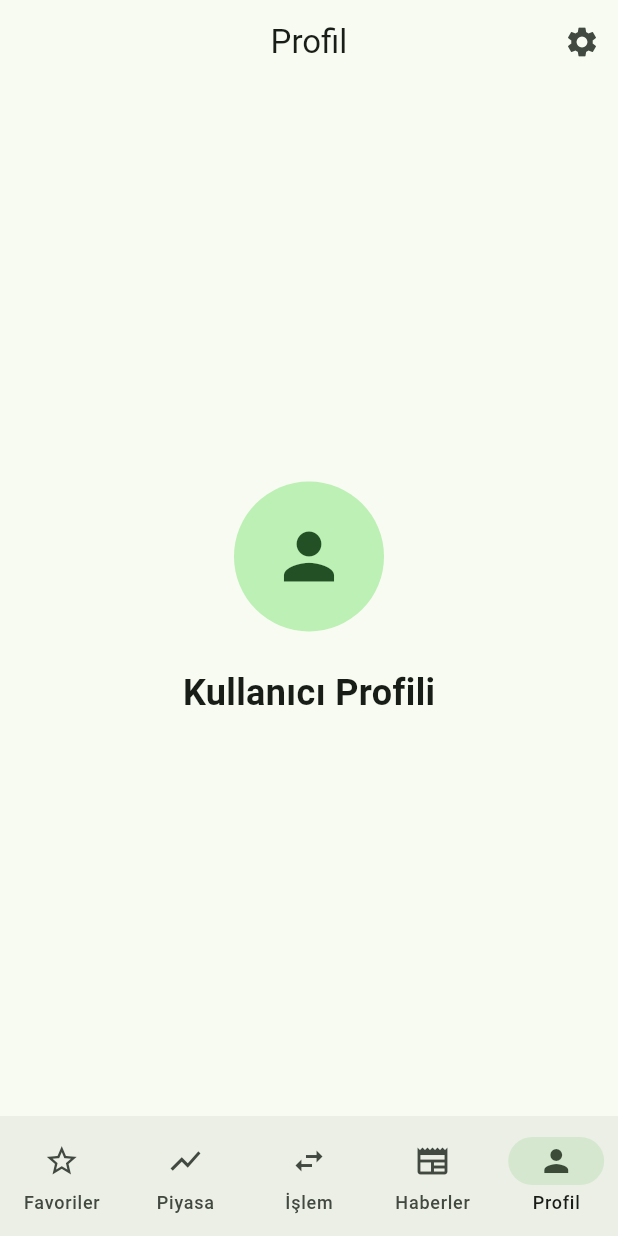
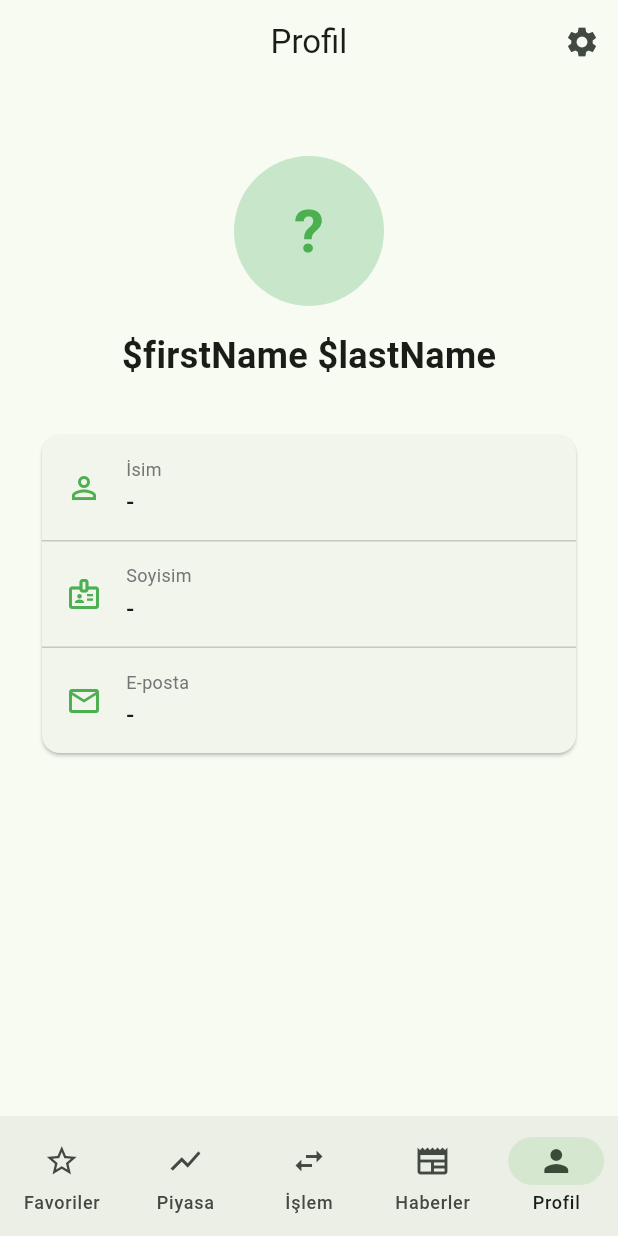
Before and after one commit to Eray987/borsa-app, a Flutter app: the PortfolioScreen screen opened directly with empty values, item 5 of the bottom bar chosen, on a phone screen of 412 x 824 dp. Run offline on Flutter 3.47's test engine with Material 3 defaults, Android fonts, the phone set to English and light mode, and no system bars; our stand-ins replace fl_chart; network calls fail.

Commit message:
kullanıcı üye olduğunda isim soyisim giriyor favoriler piyasa profil kısmına sayfa yenileme özelliği eklendi

```diff
--- a/bist_mobile_app/lib/screens/portfolio_screen.dart
+++ b/bist_mobile_app/lib/screens/portfolio_screen.dart
@@ -23,12 +23,35 @@ class _PortfolioScreenState extends State<PortfolioScreen> {
   int _currentIndex = 0;
   List<dynamic> favorites = [];
   bool favoritesLoading = true;
+  Map<String, dynamic>? userInfo;
+  bool userInfoLoading = true;
 
   @override
   void initState() {
     super.initState();
     fetchPortfolioSummary();
     fetchFavorites();
+    fetchUserInfo();
+  }
+
+  Future<void> fetchUserInfo() async {
+    try {
+      final url = Uri.parse('$baseUrl/auth/me');
+      final response = await http.get(
+        url,
+        headers: {'Authorization': 'Bearer \${widget.token}'},
+      );
+      if (response.statusCode == 200) {
+        setState(() {
+          userInfo = jsonDecode(response.body);
+          userInfoLoading = false;
+        });
+      } else {
+        setState(() => userInfoLoading = false);
+      }
+    } catch (e) {
+      setState(() => userInfoLoading = false);
+    }
   }
 
   Future<void> fetchFavorites() async {
@@ -278,7 +301,16 @@ class _PortfolioScreenState extends State<PortfolioScreen> {
     }
 
     if (favorites.isEmpty) {
-      return Center(
+      return RefreshIndicator(
+        onRefresh: () async {
+          await fetchFavorites();
+        },
+        child: ListView(
+          physics: const AlwaysScrollableScrollPhysics(),
+          children: [
+            SizedBox(
+              height: 400,
+              child: Center(
                 child: Padding(
                   padding: const EdgeInsets.all(24),
                   child: Column(
@@ -297,6 +329,10 @@ class _PortfolioScreenState extends State<PortfolioScreen> {
                       ),
                     ],
                   ),
+                ),
+              ),
+            ),
+          ],
         ),
       );
     }
@@ -352,20 +388,71 @@ class _PortfolioScreenState extends State<PortfolioScreen> {
   }
 
   Widget _buildProfileBody() {
-    return const Center(
-      child: Padding(
-        padding: EdgeInsets.all(24),
+    if (userInfoLoading) {
+      return const Center(child: CircularProgressIndicator());
+    }
+
+    final firstName = userInfo?['first_name'] ?? '';
+    final lastName = userInfo?['last_name'] ?? '';
+    final email = userInfo?['email'] ?? '';
+    final fullName = '\$firstName \$lastName'.trim();
+
+    return RefreshIndicator(
+      onRefresh: fetchUserInfo,
+      child: SingleChildScrollView(
+        physics: const AlwaysScrollableScrollPhysics(),
+        padding: const EdgeInsets.all(24),
         child: Column(
-          mainAxisAlignment: MainAxisAlignment.center,
           children: [
-            CircleAvatar(radius: 50, child: Icon(Icons.person, size: 50)),
-            SizedBox(height: 24),
+            const SizedBox(height: 24),
+            CircleAvatar(
+              radius: 50,
+              backgroundColor: Colors.green.shade100,
+              child: Text(
+                firstName.isNotEmpty ? firstName[0].toUpperCase() : '?',
+                style: const TextStyle(fontSize: 40, fontWeight: FontWeight.bold, color: Colors.green),
+              ),
+            ),
+            const SizedBox(height: 16),
             Text(
-              'Kullanıcı Profili',
-              style: TextStyle(fontSize: 24, fontWeight: FontWeight.bold),
+              fullName.isNotEmpty ? fullName : 'Kullanıcı',
+              style: const TextStyle(fontSize: 24, fontWeight: FontWeight.bold),
+            ),
+            const SizedBox(height: 32),
+            Card(
+              shape: RoundedRectangleBorder(borderRadius: BorderRadius.circular(12)),
+              child: Column(
+                children: [
+                  _buildProfileTile(Icons.person_outline, 'İsim', firstName.isNotEmpty ? firstName : '-'),
+                  const Divider(height: 1),
+                  _buildProfileTile(Icons.badge_outlined, 'Soyisim', lastName.isNotEmpty ? lastName : '-'),
+                  const Divider(height: 1),
+                  _buildProfileTile(Icons.email_outlined, 'E-posta', email.isNotEmpty ? email : '-'),
+                ],
+              ),
             ),
           ],
         ),
+      ),
+    );
+  }
+
+  Widget _buildProfileTile(IconData icon, String label, String value) {
+    return Padding(
+      padding: const EdgeInsets.symmetric(horizontal: 16, vertical: 14),
+      child: Row(
+        children: [
+          Icon(icon, color: Colors.green, size: 24),
+          const SizedBox(width: 16),
+          Column(
+            crossAxisAlignment: CrossAxisAlignment.start,
+            children: [
+              Text(label, style: TextStyle(fontSize: 12, color: Colors.grey[600])),
+              const SizedBox(height: 2),
+              Text(value, style: const TextStyle(fontSize: 16, fontWeight: FontWeight.w500)),
+            ],
+          ),
+        ],
       ),
     );
   }
--- a/bist_mobile_app/lib/screens/register_screen.dart
+++ b/bist_mobile_app/lib/screens/register_screen.dart
@@ -11,6 +11,8 @@ class RegisterScreen extends StatefulWidget {
 }
 
 class _RegisterScreenState extends State<RegisterScreen> {
+  final TextEditingController firstNameController = TextEditingController();
+  final TextEditingController lastNameController = TextEditingController();
   final TextEditingController emailController = TextEditingController();
   final TextEditingController passwordController = TextEditingController();
   final TextEditingController confirmPasswordController =
@@ -19,11 +21,13 @@ class _RegisterScreenState extends State<RegisterScreen> {
   bool isLoading = false;
 
   Future<void> register() async {
+    final firstName = firstNameController.text.trim();
+    final lastName = lastNameController.text.trim();
     final email = emailController.text.trim();
     final password = passwordController.text.trim();
     final confirmPassword = confirmPasswordController.text.trim();
 
-    if (email.isEmpty || password.isEmpty || confirmPassword.isEmpty) {
+    if (firstName.isEmpty || lastName.isEmpty || email.isEmpty || password.isEmpty || confirmPassword.isEmpty) {
       ScaffoldMessenger.of(context).showSnackBar(
         const SnackBar(content: Text('Lütfen tüm alanları doldurun.')),
       );
@@ -54,7 +58,12 @@ class _RegisterScreenState extends State<RegisterScreen> {
       final response = await http.post(
         url,
         headers: {'Content-Type': 'application/json'},
-        body: jsonEncode({'email': email, 'password': password}),
+        body: jsonEncode({
+          'first_name': firstName,
+          'last_name': lastName,
+          'email': email,
+          'password': password,
+        }),
       );
 
       if (!mounted) return;
@@ -88,6 +97,8 @@ class _RegisterScreenState extends State<RegisterScreen> {
 
   @override
   void dispose() {
+    firstNameController.dispose();
+    lastNameController.dispose();
     emailController.dispose();
     passwordController.dispose();
     confirmPasswordController.dispose();
@@ -113,6 +124,24 @@ class _RegisterScreenState extends State<RegisterScreen> {
                   style: TextStyle(fontSize: 28, fontWeight: FontWeight.bold),
                 ),
                 const SizedBox(height: 32),
+                TextField(
+                  controller: firstNameController,
+                  textCapitalization: TextCapitalization.words,
+                  decoration: const InputDecoration(
+                    labelText: 'İsim',
+                    border: OutlineInputBorder(),
+                  ),
+                ),
+                const SizedBox(height: 16),
+                TextField(
+                  controller: lastNameController,
+                  textCapitalization: TextCapitalization.words,
+                  decoration: const InputDecoration(
+                    labelText: 'Soyisim',
+                    border: OutlineInputBorder(),
+                  ),
+                ),
+                const SizedBox(height: 16),
                 TextField(
                   controller: emailController,
                   keyboardType: TextInputType.emailAddress,
```
Also changed, not shown: bist_mobile_app/lib/screens/market_screen.dart (+16 -1 lines), bist_mobile_app/lib/screens/news_screen.dart (+25 -2 lines), bist_mobile_app/lib/screens/stock_detail_screen.dart (+8 -1 lines), 3 other files. Lines whose indentation alone changed are shown as unchanged.
